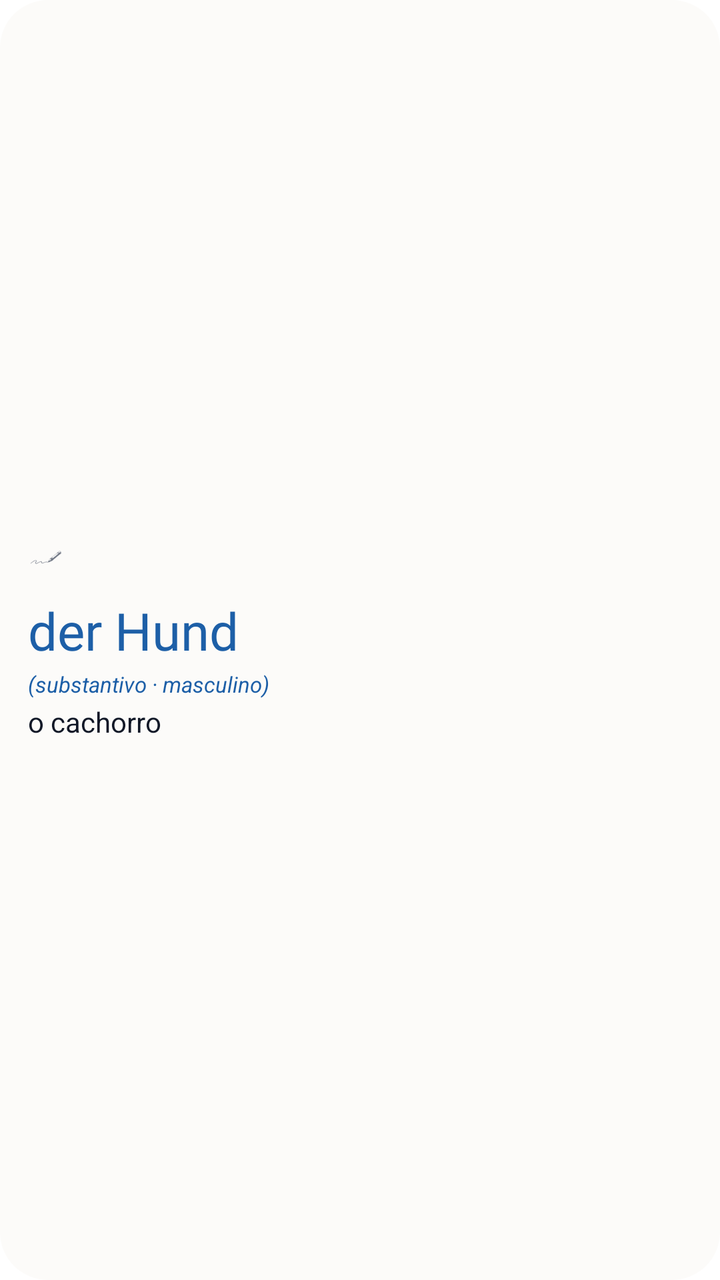
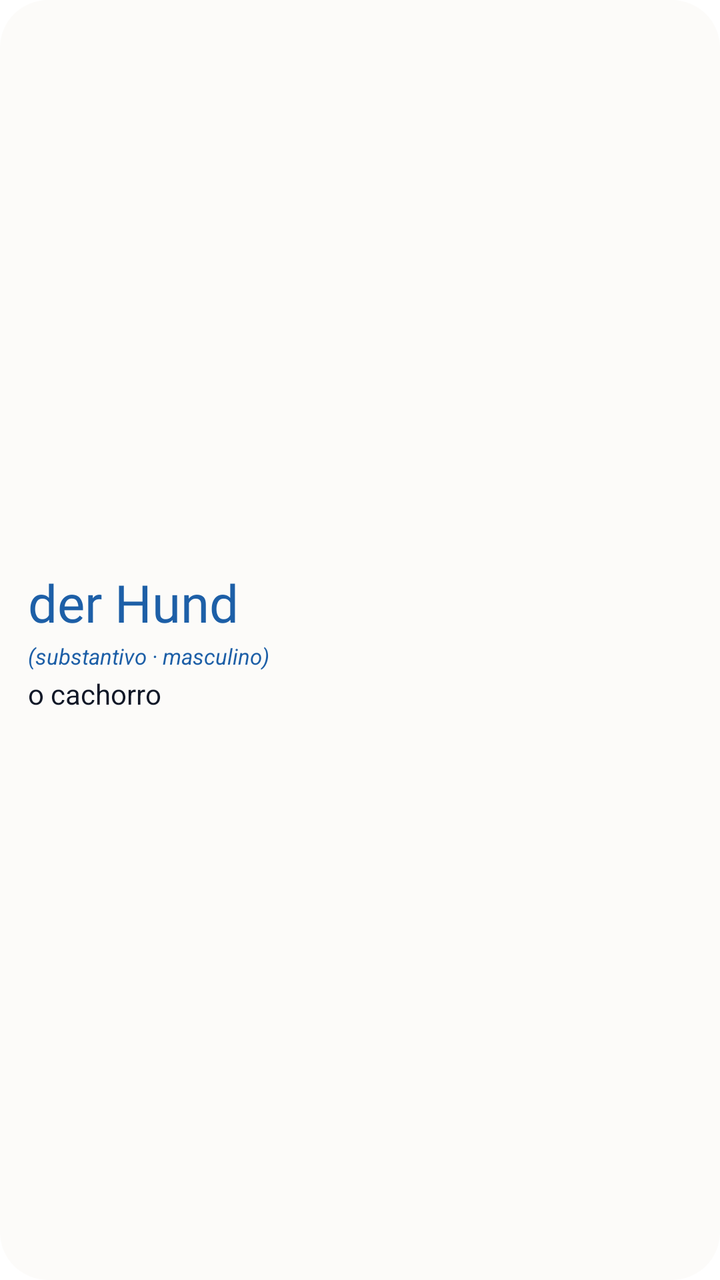

An Android layout rendered at two revisions. The XML below is the earlier revision; the diff shows what the commit changed to produce the second picture.
<!-- AndroidManifest.xml: fallback theme Theme.MaterialComponents.DayNight.NoActionBar -->
<!-- res/layout/daily_word_widget_small.xml -->
<?xml version="1.0" encoding="utf-8"?>
<LinearLayout xmlns:android="http://schemas.android.com/apk/res/android"
    android:id="@+id/root"
    android:layout_width="match_parent"
    android:layout_height="match_parent"
    android:background="@drawable/widget_background"
    android:gravity="center_vertical"
    android:orientation="vertical"
    android:padding="14dp">

    <ImageView
        android:layout_width="wrap_content"
        android:layout_height="18dp"
        android:adjustViewBounds="true"
        android:contentDescription="@null"
        android:src="@drawable/ic_notification"
        android:tint="@color/widget_subtle" />

    <TextView
        android:id="@+id/word"
        android:layout_width="match_parent"
        android:layout_height="wrap_content"
        android:layout_marginTop="10dp"
        android:ellipsize="end"
        android:fontFamily="@font/newsreader_bold"
        android:maxLines="2"
        android:text="der Hund"
        android:textColor="#1D5FA7"
        android:textSize="26sp" />

    <TextView
        android:id="@+id/category"
        android:layout_width="match_parent"
        android:layout_height="wrap_content"
        android:layout_marginTop="2dp"
        android:ellipsize="end"
        android:maxLines="2"
        android:text="(substantivo · masculino)"
        android:textColor="#1D5FA7"
        android:textSize="11sp"
        android:textStyle="italic" />

    <TextView
        android:id="@+id/meaning"
        android:layout_width="match_parent"
        android:layout_height="wrap_content"
        android:layout_marginTop="2dp"
        android:ellipsize="end"
        android:maxLines="2"
        android:text="o cachorro"
        android:textColor="@color/widget_text"
        android:textSize="14sp" />
</LinearLayout>
<!-- resources referenced by this layout -->
<resources>
  <color name="widget_subtle">#6B7280</color>
  <color name="widget_text">#111827</color>
  <!-- drawable ic_notification: png bitmap (drawable-hdpi, 529 bytes) -->
  <!-- drawable widget_background (drawable) -->
  <?xml version="1.0" encoding="utf-8"?>
  <shape xmlns:android="http://schemas.android.com/apk/res/android" android:shape="rectangle">
      <solid android:color="@color/widget_background" />
      <corners android:radius="24dp" />
  </shape>
  <color name="widget_background">#FCFBF9</color>
</resources>

<!-- the commit's change to res/layout/daily_word_widget_small.xml (unified diff, before → after) -->
@@ -8,19 +8,10 @@
     android:orientation="vertical"
     android:padding="14dp">
 
-    <ImageView
-        android:layout_width="wrap_content"
-        android:layout_height="18dp"
-        android:adjustViewBounds="true"
-        android:contentDescription="@null"
-        android:src="@drawable/ic_notification"
-        android:tint="@color/widget_subtle" />
-
     <TextView
         android:id="@+id/word"
         android:layout_width="match_parent"
         android:layout_height="wrap_content"
-        android:layout_marginTop="10dp"
         android:ellipsize="end"
         android:fontFamily="@font/newsreader_bold"
         android:maxLines="2"
<!-- resource entries referenced after the edit -->
@@ -1,8 +1,6 @@
 <!-- resources referenced by this layout -->
 <resources>
-  <color name="widget_subtle">#6B7280</color>
   <color name="widget_text">#111827</color>
-  <!-- drawable ic_notification: png bitmap (drawable-hdpi, 529 bytes) -->
   <!-- drawable widget_background (drawable) -->
   <?xml version="1.0" encoding="utf-8"?>
   <shape xmlns:android="http://schemas.android.com/apk/res/android" android:shape="rectangle">
